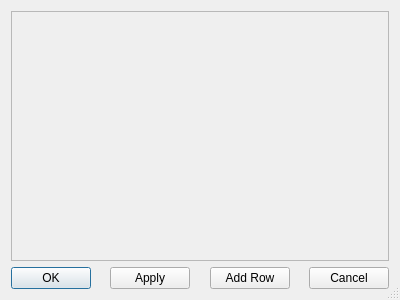
The window that mqt/MqtLogger/ScreenConfig.ui (Rsclub22/Minos2-Mirror) describes before a commit, drawn with Qt 5.
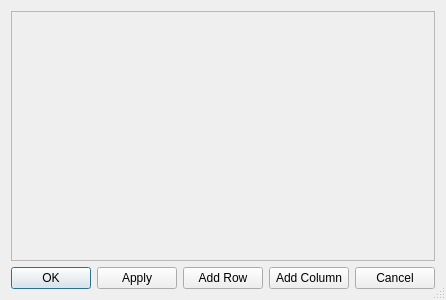
The same window after the commit.

Commit message: First cut of simpler adding of spanned columns

Diff of the .ui file:
```diff
--- a/mqt/MqtLogger/ScreenConfig.ui
+++ b/mqt/MqtLogger/ScreenConfig.ui
@@ -83,6 +83,26 @@
        </property>
       </widget>
      </item>
+     <item>
+      <spacer name="horizontalSpacer_4">
+       <property name="orientation">
+        <enum>Qt::Horizontal</enum>
+       </property>
+       <property name="sizeHint" stdset="0">
+        <size>
+         <width>40</width>
+         <height>20</height>
+        </size>
+       </property>
+      </spacer>
+     </item>
+     <item>
+      <widget class="QPushButton" name="addColumnButton">
+       <property name="text">
+        <string>Add Column</string>
+       </property>
+      </widget>
+     </item>
      <item>
       <spacer name="horizontalSpacer_3">
        <property name="orientation">
```
The commit also changes 8 other files.
